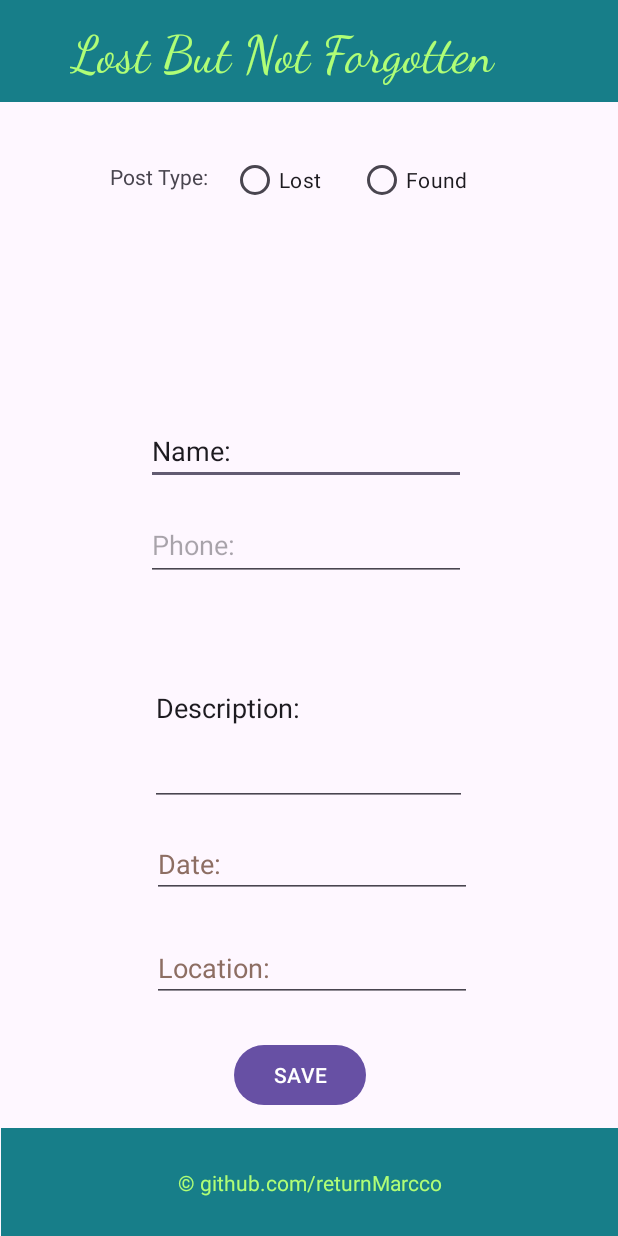
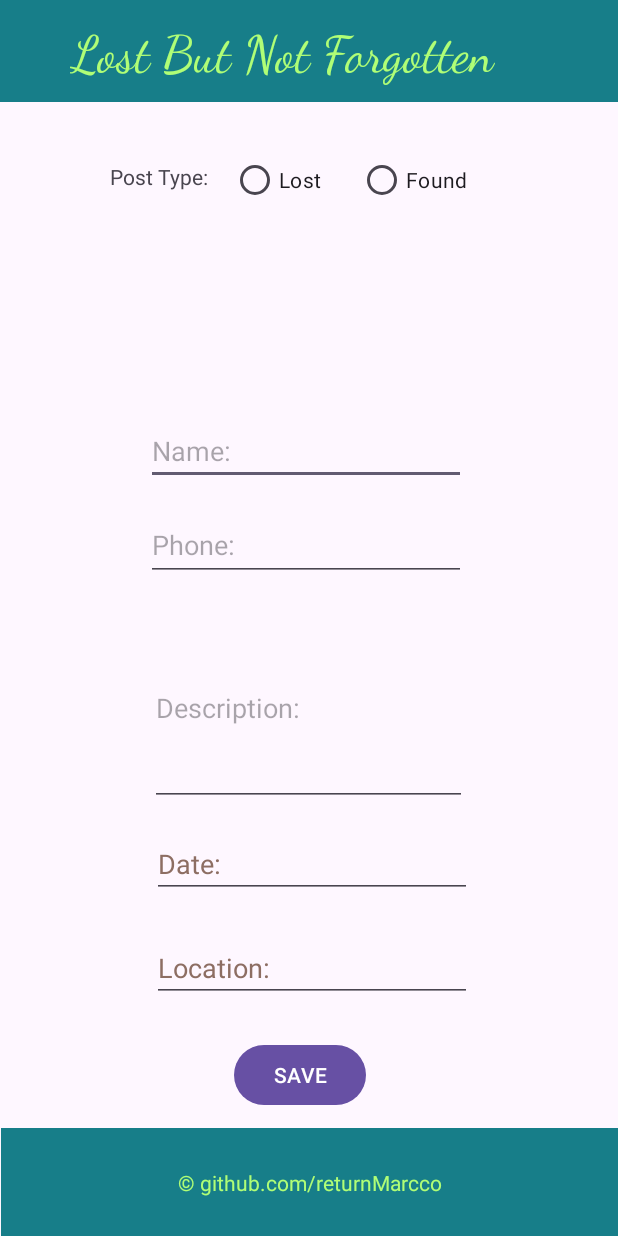
Before and after one commit to returnMarcco/lost-and-found-app-android, an Android app: the PostLostItemFormActivity screen opened directly, with no data from a screen before it, on a phone screen of 412 x 824 dp. Run offline under Robolectric (Android 15) with nearby library versions, the phone set to English and light mode, and no system bars.

Commit message:
write boilerplate for `PostLostItemFormActivity.java`.

```diff
--- a/app/src/main/java/com/example/lost_and_found_app_android/PostLostItemFormActivity.java
+++ b/app/src/main/java/com/example/lost_and_found_app_android/PostLostItemFormActivity.java
@@ -1,18 +1,48 @@
 package com.example.lost_and_found_app_android;
 import androidx.appcompat.app.AppCompatActivity;
-import android.app.Activity;
+
 import android.os.Bundle;
+import android.text.Editable;
 import android.view.View;
+import android.widget.EditText;
+import android.widget.RadioButton;
 import android.widget.Button;
-import android.view.View.OnClickListener;
 
 public class PostLostItemFormActivity extends AppCompatActivity {
+    RadioButton lostRadioBtn;
+    RadioButton foundRadioBtn;
+    EditText userName;
+    EditText userPhoneNumber;
+    EditText itemDescription;
+    EditText dateOfPost;
+    EditText locationOfLostFoundItem;
+    Button savePostButton;
+
+    @Override
+    protected void onCreate(Bundle savedInstanceState) {
+
+        super.onCreate(savedInstanceState);
+        setContentView(R.layout.activity_post_lost_item_form);
+        lostRadioBtn = findViewById(R.id.idLostRadioBtn);
+        foundRadioBtn = findViewById(R.id.idFoundRadioBtn);
+        userName = findViewById(R.id.idNameInput);
+        userPhoneNumber = findViewById(R.id.editTextPhone);
+        itemDescription = findViewById(R.id.idItemDescription);
+        dateOfPost = findViewById(R.id.idEditTextDate);
+        locationOfLostFoundItem = findViewById(R.id.idLocationLostFoundItem);
+        savePostButton = findViewById(R.id.idSavePostBtn);
+    }
+    protected void saveButtonHandler(EditText userInput) {
+        savePostButton.setOnClickListener(new View.OnClickListener() {
+            @Override
+            public void onClick(View view) {
+                // Get user input here
+                // Concat to one record here
+                // MySQLite CRUD here
+            }
+        });
+    }
 
 
 
-    @Override
-    protected void onCreate(Bundle savedInstanceState) {
-        super.onCreate(savedInstanceState);
-        setContentView(R.layout.activity_post_lost_item_form);
-    }
 }
--- a/app/src/main/res/layout/activity_post_lost_item_form.xml
+++ b/app/src/main/res/layout/activity_post_lost_item_form.xml
@@ -93,9 +93,9 @@
         android:layout_marginEnd="101dp"
         android:layout_marginBottom="16dp"
         android:ems="10"
+        android:hint="Name:"
         android:importantForAutofill="no"
         android:inputType="text"
-        android:text="@string/name"
         app:layout_constraintBottom_toTopOf="@+id/editTextPhone"
         app:layout_constraintEnd_toEndOf="parent"
         app:layout_constraintHorizontal_bias="1.0"
@@ -103,7 +103,7 @@
         tools:ignore="LabelFor,TouchTargetSizeCheck" />
 
     <EditText
-        android:id="@+id/editTextText3"
+        android:id="@+id/idItemDescription"
         android:layout_width="211dp"
         android:layout_height="130dp"
         android:layout_marginStart="100dp"
@@ -113,14 +113,13 @@
         android:ems="10"
         android:hint="@string/description"
         android:inputType="text"
-        android:text="@string/item_description"
-        app:layout_constraintBottom_toTopOf="@+id/editTextDate"
+        app:layout_constraintBottom_toTopOf="@+id/idEditTextDate"
         app:layout_constraintEnd_toEndOf="parent"
         app:layout_constraintHorizontal_bias="0.0"
         app:layout_constraintStart_toStartOf="parent" />
 
     <EditText
-        android:id="@+id/editTextTextPostalAddress"
+        android:id="@+id/idLocationLostFoundItem"
         android:layout_width="wrap_content"
         android:layout_height="wrap_content"
         android:layout_marginStart="101dp"
@@ -138,7 +137,7 @@
         tools:ignore="TouchTargetSizeCheck" />
 
     <EditText
-        android:id="@+id/editTextDate"
+        android:id="@+id/idEditTextDate"
         android:layout_width="wrap_content"
         android:layout_height="wrap_content"
         android:layout_marginStart="101dp"
@@ -149,7 +148,7 @@
         android:hint="@string/date"
         android:inputType="date"
         android:textColorHint="#8D6E63"
-        app:layout_constraintBottom_toTopOf="@+id/editTextTextPostalAddress"
+        app:layout_constraintBottom_toTopOf="@+id/idLocationLostFoundItem"
         app:layout_constraintEnd_toEndOf="parent"
         app:layout_constraintHorizontal_bias="0.0"
         app:layout_constraintStart_toStartOf="parent"
@@ -167,7 +166,7 @@
         android:hint="@string/phone"
         android:inputType="phone"
         android:minHeight="48dp"
-        app:layout_constraintBottom_toTopOf="@+id/editTextText3"
+        app:layout_constraintBottom_toTopOf="@+id/idItemDescription"
         app:layout_constraintEnd_toEndOf="parent"
         app:layout_constraintHorizontal_bias="1.0"
         app:layout_constraintStart_toStartOf="parent" />
--- a/app/src/main/res/layout/activity_see_all_lost_items.xml
+++ b/app/src/main/res/layout/activity_see_all_lost_items.xml
@@ -65,17 +65,6 @@
         app:layout_constraintTop_toBottomOf="@+id/idHeaderView"
         tools:text="Lost And Found Items" />
 
-    <Button
-        android:id="@+id/idRemovePostBtn"
-        android:layout_width="wrap_content"
-        android:layout_height="wrap_content"
-        android:layout_marginBottom="28dp"
-        android:text="@string/remove"
-        app:layout_constraintBottom_toTopOf="@+id/idFooterView"
-        app:layout_constraintEnd_toEndOf="parent"
-        app:layout_constraintHorizontal_bias="0.498"
-        app:layout_constraintStart_toStartOf="parent" />
-
     <androidx.recyclerview.widget.RecyclerView
         android:id="@+id/idItemListRecyclerView"
         android:layout_width="188dp"
```
